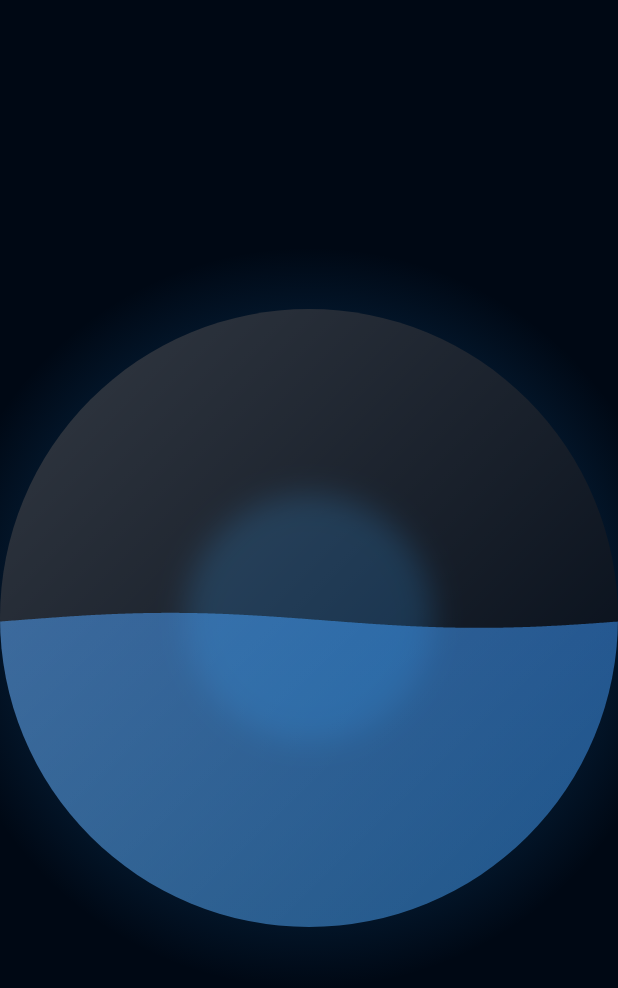
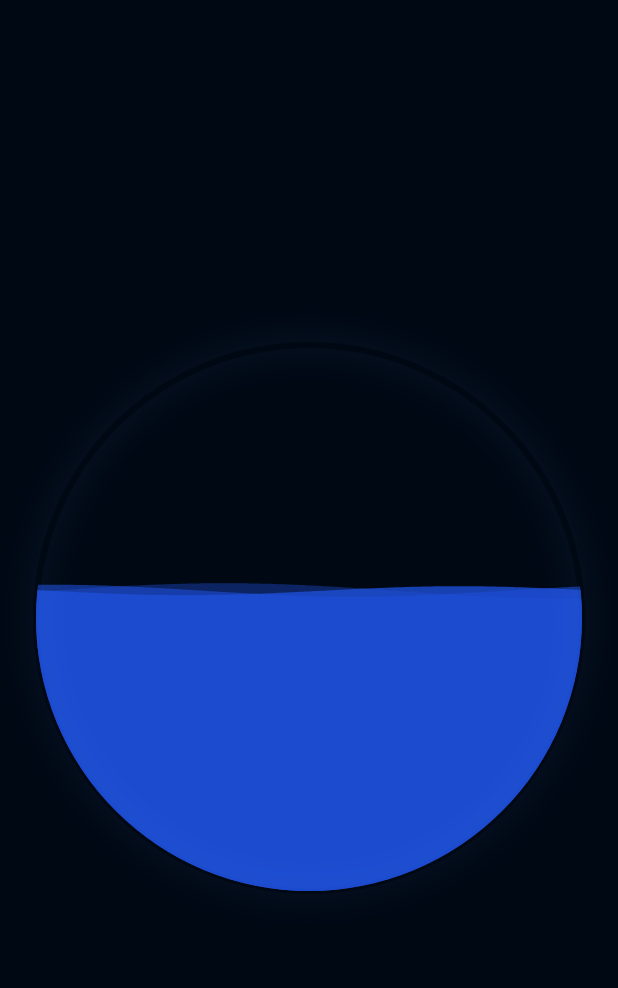
Before and after one commit to wstidolph/M8, a Flutter app: the OrbView screen opened directly, on a phone screen of 412 x 824 dp. Shown: the top 988 px of the screen. Run offline on Flutter 3.47's test engine with Material 3 defaults, Android fonts, the phone set to English and light mode, and no system bars; our stand-ins replace flutter_riverpod, google_fonts, sensors_plus.

Commit message:
feat: Add mystic orb animation feature with its specification and core Flutter implementation.

```diff
--- a/apps/m8_app/lib/src/features/orb/presentation/orb_painter.dart
+++ b/apps/m8_app/lib/src/features/orb/presentation/orb_painter.dart
@@ -1,88 +1,117 @@
 import 'dart:math' as math;
 import 'package:flutter/material.dart';
+import '../domain/orb_state.dart';
 
+/// A CustomPainter that renders a mystical, hardware-accelerated liquid orb.
 class OrbPainter extends CustomPainter {
   final double animationValue;
+  final OrbState state;
+  final double turbulence;
 
-  OrbPainter({required this.animationValue});
+  OrbPainter({
+    required this.animationValue,
+    required this.state,
+    required this.turbulence,
+  });
+
+  // M8 Aesthetic Design Tokens
+  static const Color _deepSpace = Color(0xFF000814);
+  static const Color _electricBlue = Color(0xFF1D4ED8);
+  static const Color _softAzure = Color(0xFF60A5FA);
 
   @override
   void paint(Canvas canvas, Size size) {
     final center = Offset(size.width / 2, size.height / 2);
     final radius = math.min(size.width, size.height) / 2;
 
-    // 1. Draw the outer glow
-    final outerGlowPaint = Paint()
-      ..shader = RadialGradient(
-        colors: [
-          Colors.blue.withValues(alpha: 0.5),
-          Colors.blue.withValues(alpha: 0.0),
-        ],
-      ).createShader(Rect.fromCircle(center: center, radius: radius * 1.2));
+    // 1. Draw Background (Deep Space)
+    final bgPaint = Paint()
+      ..color = _deepSpace
+      ..style = PaintingStyle.fill;
+    canvas.drawCircle(center, radius, bgPaint);
 
-    canvas.drawCircle(center, radius * 1.2, outerGlowPaint);
+    // 2. Draw Liquid Waves (Electric Blue)
+    _drawLiquid(canvas, size, center, radius);
 
-    // 2. Draw the orb background (deep dark blue/black)
-    final orbBgPaint = Paint()
-      ..color = const Color(0xFF000814);
-    canvas.drawCircle(center, radius, orbBgPaint);
+    // 3. Draw Outer Glow (Soft Azure)
+    final glowPaint = Paint()
+      ..color = _softAzure.withValues(alpha: 0.2 + (0.1 * turbulence))
+      ..style = PaintingStyle.stroke
+      ..strokeWidth = 4.0
+      ..maskFilter = const MaskFilter.blur(BlurStyle.outer, 10.0);
+    canvas.drawCircle(center, radius, glowPaint);
+  }
 
-    // 3. Draw the liquid simulation (simplified for now)
-    final liquidPath = Path();
-    final horizontalFactor = math.sin(animationValue * 2 * math.pi) * 10;
+  void _drawLiquid(Canvas canvas, Size size, Offset center, double radius) {
+    // Wave parameters based on state
+    final double baseFrequency = 1.0 + (3.0 * turbulence);
+    final double baseAmplitude = 5.0 + (15.0 * turbulence);
+    final double fillLevel = 0.55; // Mid-point fill
 
-    liquidPath.moveTo(0, size.height);
-    for (double i = 0; i <= size.width; i++) {
-      liquidPath.lineTo(
-        i,
-        size.height / 2 + math.sin((i / size.width * 2 * math.pi) + (animationValue * 2 * math.pi)) * 5 + horizontalFactor,
-      );
-    }
-    liquidPath.lineTo(size.width, size.height);
-    liquidPath.close();
-
-    // Clip the liquid to the orb
+    // Create a circular clipping path for the liquid
+    final clipPath = Path()..addOval(Rect.fromCircle(center: center, radius: radius));
     canvas.save();
-    canvas.clipPath(Path()..addOval(Rect.fromCircle(center: center, radius: radius)));
+    canvas.clipPath(clipPath);
 
     final liquidPaint = Paint()
-      ..shader = LinearGradient(
-        begin: Alignment.topCenter,
-        end: Alignment.bottomCenter,
-        colors: [
-          Colors.blue.shade900.withValues(alpha: 0.8),
-          Colors.blue.shade400.withValues(alpha: 0.5),
-        ],
-      ).createShader(Rect.fromLTWH(0, 0, size.width, size.height));
+      ..color = _electricBlue
+      ..style = PaintingStyle.fill;
 
-    canvas.drawPath(liquidPath, liquidPaint);
+    // Draw 3 layers of sine waves with different phases
+    for (int i = 0; i < 3; i++) {
+       final p = Path();
+       final phase = (animationValue * 2 * math.pi) + (i * math.pi / 2);
+       final currentAmplitude = baseAmplitude * (1.0 - (i * 0.2));
+       final currentFrequency = baseFrequency * (0.8 + (i * 0.1));
+
+       p.moveTo(0, size.height);
+       for (double x = 0; x <= size.width; x += 2.0) {
+         final relativeX = x / size.width;
+         final y = center.dy +
+                  (radius * (1 - 2 * fillLevel)) +
+                  (currentAmplitude * math.sin((relativeX * currentFrequency * 2 * math.pi) + phase));
+         p.lineTo(x, y);
+       }
+       p.lineTo(size.width, size.height);
+       p.lineTo(0, size.height);
+       p.close();
+
+       // Adjust opacity for depth effect
+       liquidPaint.color = _electricBlue.withValues(alpha: 0.4 + (i * 0.2));
+       canvas.drawPath(p, liquidPaint);
+    }
+
+    // 4. Glow-Ink Particles (Particle-like trails for US2)
+    if (turbulence > 0.3) {
+      _drawParticles(canvas, size, center, radius);
+    }
+
     canvas.restore();
+  }
 
-    // 4. Draw the answer window (the triangle area)
-    final windowRadius = radius * 0.4;
-    final windowPaint = Paint()
-      ..color = Colors.blue.withValues(alpha: 0.2)
-      ..style = PaintingStyle.fill
-      ..maskFilter = const MaskFilter.blur(BlurStyle.normal, 10);
+  void _drawParticles(Canvas canvas, Size size, Offset center, double radius) {
+    final rand = math.Random(123); // Consistent seed for stable trails
+    final pPaint = Paint()
+      ..color = _softAzure.withValues(alpha: 0.6)
+      ..style = PaintingStyle.fill;
 
-    canvas.drawCircle(center, windowRadius, windowPaint);
+    for (int i = 0; i < 20; i++) {
+        final angle = (animationValue * 2 * math.pi) + (i * 1.5 * math.pi / 10);
+        final dist = (radius * 0.4) + (rand.nextDouble() * radius * 0.5);
+        final x = center.dx + (dist * math.cos(angle + (turbulence * i)));
+        final y = center.dy + (dist * math.sin(angle * 0.5));
 
-    // 5. Draw a subtle reflection/highlight
-    final highlightPaint = Paint()
-      ..shader = LinearGradient(
-        begin: Alignment.topLeft,
-        end: Alignment.bottomRight,
-        colors: [
-          Colors.white.withValues(alpha: 0.2),
-          Colors.white.withValues(alpha: 0.0),
-        ],
-      ).createShader(Rect.fromCircle(center: center, radius: radius));
-
-    canvas.drawCircle(center, radius, highlightPaint);
+        // Only draw if inside orb boundaries
+        if (math.pow(x - center.dx, 2) + math.pow(y - center.dy, 2) < math.pow(radius, 2)) {
+           canvas.drawCircle(Offset(x, y), 2.0 * turbulence, pPaint);
+        }
+    }
   }
 
   @override
   bool shouldRepaint(covariant OrbPainter oldDelegate) {
-    return oldDelegate.animationValue != animationValue;
+    return oldDelegate.animationValue != animationValue ||
+           oldDelegate.state != state ||
+           oldDelegate.turbulence != turbulence;
   }
 }
--- a/apps/m8_app/lib/src/features/orb/presentation/orb_view.dart
+++ b/apps/m8_app/lib/src/features/orb/presentation/orb_view.dart
@@ -1,40 +1,84 @@
 import 'package:flutter/material.dart';
+import 'package:flutter_riverpod/flutter_riverpod.dart';
+import 'orb_controller.dart';
 import 'orb_painter.dart';
+import 'components/answer_visual.dart';
+import '../domain/orb_state.dart';
 
-class OrbView extends StatefulWidget {
+/// The primary Questioner view for the M8 orb experience.
+class OrbView extends ConsumerStatefulWidget {
   const OrbView({super.key});
 
   @override
-  State<OrbView> createState() => _OrbViewState();
+  ConsumerState<OrbView> createState() => _OrbViewState();
 }
 
-class _OrbViewState extends State<OrbView> with SingleTickerProviderStateMixin {
-  late final AnimationController _controller;
+class _OrbViewState extends ConsumerState<OrbView> with SingleTickerProviderStateMixin {
+  late final AnimationController _animController;
 
   @override
   void initState() {
     super.initState();
-    _controller = AnimationController(
-        duration: const Duration(seconds: 4), vsync: this)
-      ..repeat();
+    _animController = AnimationController(
+      vsync: this,
+      duration: const Duration(seconds: 4), // Loop duration
+    )..repeat();
   }
 
   @override
   void dispose() {
-    _controller.dispose();
+    _animController.dispose();
     super.dispose();
   }
 
   @override
   Widget build(BuildContext context) {
-    return AnimatedBuilder(
-      animation: _controller,
-      builder: (context, child) {
-        return CustomPaint(
-          painter: OrbPainter(animationValue: _controller.value),
-          size: const Size(double.infinity, double.infinity),
-        );
-      },
+    final orbState = ref.watch(orbControllerProvider);
+    final isPresenting = orbState.state == OrbState.presenting;
+
+    return Scaffold(
+      backgroundColor: const Color(0xFF000814),
+      body: Stack(
+        children: [
+          Center(
+            child: AspectRatio(
+              aspectRatio: 1.0,
+              child: Padding(
+                padding: const EdgeInsets.all(24.0),
+                child: RepaintBoundary(
+                  child: AnimatedBuilder(
+                    animation: _animController,
+                    builder: (context, _) {
+                      return CustomPaint(
+                        painter: OrbPainter(
+                          animationValue: _animController.value,
+                          state: orbState.state,
+                          turbulence: orbState.turbulence,
+                        ),
+                      );
+                    },
+                  ),
+                ),
+              ),
+            ),
+          ),
+
+          // 4. Floating Answer Overlay (US3)
+          if (isPresenting && orbState.revealedAnswer != null)
+             Center(
+               child: AnimatedScale(
+                 scale: isPresenting ? 1.0 : 0.8,
+                 duration: const Duration(milliseconds: 1200),
+                 curve: Curves.elasticOut,
+                 child: AnimatedOpacity(
+                   opacity: isPresenting ? 1.0 : 0.0,
+                   duration: const Duration(milliseconds: 800),
+                   child: AnswerVisual(text: orbState.revealedAnswer!),
+                 ),
+               ),
+             ),
+        ],
+      ),
     );
   }
 }
```
Also changed, not shown: apps/m8_app/lib/main.dart (+1 -111 lines), apps/m8_app/lib/src/features/orb/domain/orb_state.dart (added, +48 -0 lines), apps/m8_app/lib/src/features/orb/infrastructure/sensor_service.dart (added, +42 -0 lines), apps/m8_app/lib/src/features/orb/presentation/components/answer_visual.dart (added, +57 -0 lines), apps/m8_app/lib/src/features/orb/presentation/orb_controller.dart (added, +127 -0 lines), 8 other files.
